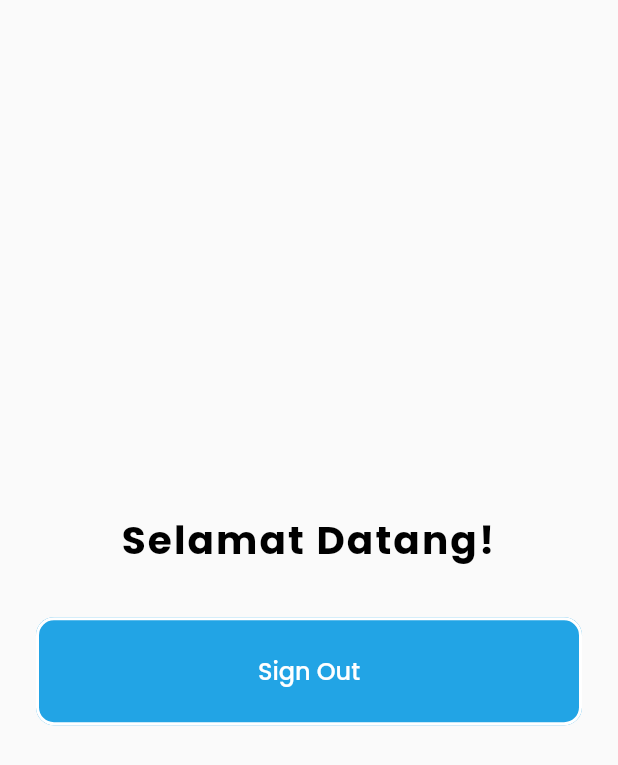
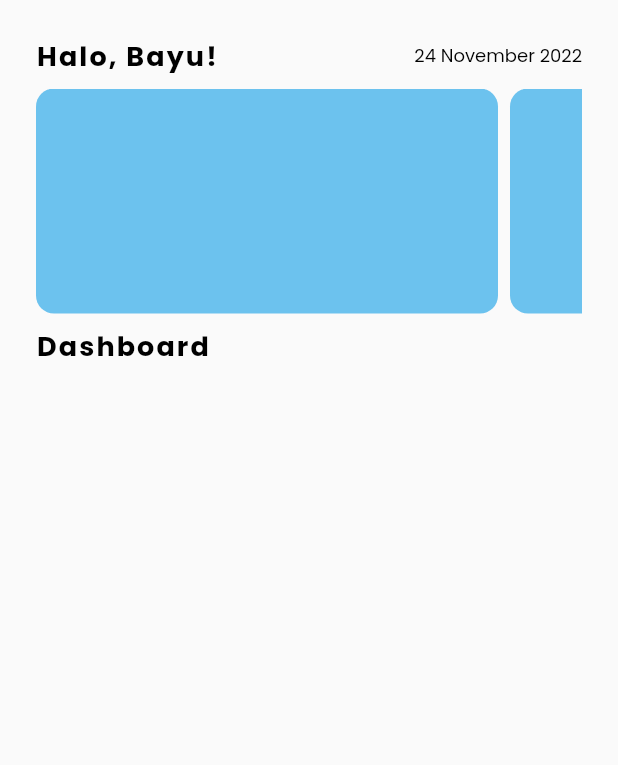
Before and after one commit to fransachmadhw/flutter-stunting, a Flutter app: the HomePage screen opened directly, on a phone screen of 412 x 824 dp. Shown: the top 765 px of the screen. Run offline on Flutter 3.47's test engine with Material 2 defaults, Android fonts, the phone set to English and light mode, and no system bars; our stand-ins replace firebase_auth, firebase_core, google_sign_in; missing offline and left inert: flutter_facebook_auth, iconify_flutter, twitter_login; accounts and stored records are empty.

Commit message:
home progress

```diff
--- a/lib/page/main/home_page.dart
+++ b/lib/page/main/home_page.dart
@@ -5,6 +5,7 @@ import 'package:flutter_stunting/commons/globals.dart';
 import 'package:flutter_stunting/data/model/user_model.dart';
 import 'package:flutter_stunting/page/authentication/login_page.dart';
 import 'package:flutter_stunting/widgets/button/primary_button.dart';
+import 'package:flutter_stunting/widgets/inkwell/news_inkwell.dart';
 import 'package:google_sign_in/google_sign_in.dart';
 import 'package:twitter_login/twitter_login.dart';
 
@@ -53,7 +54,7 @@ class _HomePageState extends State<HomePage> {
   @override
   void initState() {
     super.initState();
-    getUserName();
+    // getUserName();
   }
 
   @override
@@ -63,17 +64,60 @@ class _HomePageState extends State<HomePage> {
         child: Padding(
           padding: const EdgeInsets.all(spacing * 3),
           child: Column(
-            mainAxisAlignment: MainAxisAlignment.center,
+            // mainAxisAlignment: MainAxisAlignment.center,
             crossAxisAlignment: CrossAxisAlignment.stretch,
             children: [
-              Text('Selamat Datang! ${userName != '' ? userName : ''}',
-                  textAlign: TextAlign.center,
-                  style: Theme.of(context).textTheme.headlineSmall),
-              const SizedBox(height: spacing * 4),
-              PrimaryButton(
-                  onPressed: () => logout(),
-                  title: 'Sign Out',
-                  type: ButtonType.primary)
+              // Text('Selamat Datang! ${userName != '' ? userName : ''}',
+              //     textAlign: TextAlign.center,
+              //     style: Theme.of(context).textTheme.headlineSmall),
+              Row(
+                mainAxisAlignment: MainAxisAlignment.spaceBetween,
+                children: [
+                  Text('Halo, Bayu!',
+                      textAlign: TextAlign.center,
+                      style: Theme.of(context)
+                          .textTheme
+                          .headlineSmall!
+                          .copyWith(fontSize: 18)),
+                  Text('24 November 2022',
+                      textAlign: TextAlign.center,
+                      style: Theme.of(context).textTheme.bodySmall),
+                ],
+              ),
+              SizedBox(
+                height: spacing,
+              ),
+              SizedBox(
+                height: 150,
+                child: ListView.builder(
+                  scrollDirection: Axis.horizontal,
+                  itemCount: 3,
+                  itemBuilder: (context, index) {
+                    return Padding(
+                      padding: const EdgeInsets.only(right: 8),
+                      child: NewsInkwell(),
+                    );
+                  },
+                ),
+              ),
+              SizedBox(
+                height: spacing,
+              ),
+              Text('Dashboard',
+                  textAlign: TextAlign.left,
+                  style: Theme.of(context)
+                      .textTheme
+                      .headlineSmall!
+                      .copyWith(fontSize: 18)),
+
+              // Text('Selamat Datang! ${userName != '' ? userName : ''}',
+              //     textAlign: TextAlign.center,
+              //     style: Theme.of(context).textTheme.headlineSmall),
+              // const SizedBox(height: spacing * 4),
+              // PrimaryButton(
+              //     onPressed: () => logout(),
+              //     title: 'Sign Out',
+              //     type: ButtonType.primary)
             ],
           ),
         ),
--- /dev/null
+++ b/lib/widgets/inkwell/news_inkwell.dart
@@ -0,0 +1,21 @@
+import 'package:flutter/material.dart';
+import 'package:flutter/src/widgets/container.dart';
+import 'package:flutter/src/widgets/framework.dart';
+import 'package:flutter_stunting/commons/globals.dart';
+
+class NewsInkwell extends StatelessWidget {
+  const NewsInkwell({super.key});
+
+  @override
+  Widget build(BuildContext context) {
+    return InkWell(
+      onTap: () {},
+      child: Container(
+        width: 308,
+        height: 150,
+        decoration: BoxDecoration(
+            color: primary300, borderRadius: BorderRadius.circular(12)),
+      ),
+    );
+  }
+}
```
